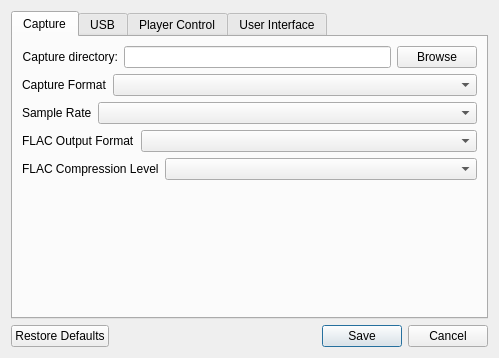
Above: DomesdayDuplicator/configurationdialog.ui from Mattiasn7788/DomesDayDuplicator-On-the-fly- before the change. Below: the same form after it.
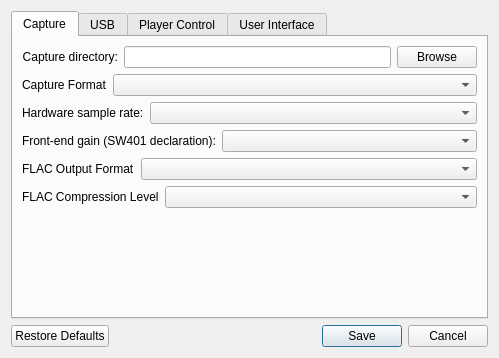
That is the form after the change. The open tabs and pages were chosen to show the change.

```diff
--- a/DomesdayDuplicator/configurationdialog.ui
+++ b/DomesdayDuplicator/configurationdialog.ui
@@ -109,9 +109,9 @@
              <verstretch>0</verstretch>
             </sizepolicy>
            </property>
-           <property name="text">
-            <string>Sample Rate</string>
-           </property>
+            <property name="text">
+             <string>Hardware sample rate:</string>
+            </property>
           </widget>
          </item>
          <item>
@@ -119,6 +119,26 @@
          </item>
         </layout>
        </item>
+       <item>
+        <layout class="QHBoxLayout" name="frontEndGainLayout">
+         <item>
+          <widget class="QLabel" name="frontEndGainLabel">
+           <property name="sizePolicy">
+            <sizepolicy hsizetype="Fixed" vsizetype="Preferred">
+             <horstretch>0</horstretch>
+             <verstretch>0</verstretch>
+            </sizepolicy>
+           </property>
+           <property name="text">
+            <string>Front-end gain (SW401 declaration):</string>
+           </property>
+          </widget>
+         </item>
+         <item>
+          <widget class="QComboBox" name="frontEndGainComboBox"/>
+         </item>
+        </layout>
+       </item>
        <item>
         <layout class="QHBoxLayout" name="flacOutputFormatLayout">
          <item>
```
